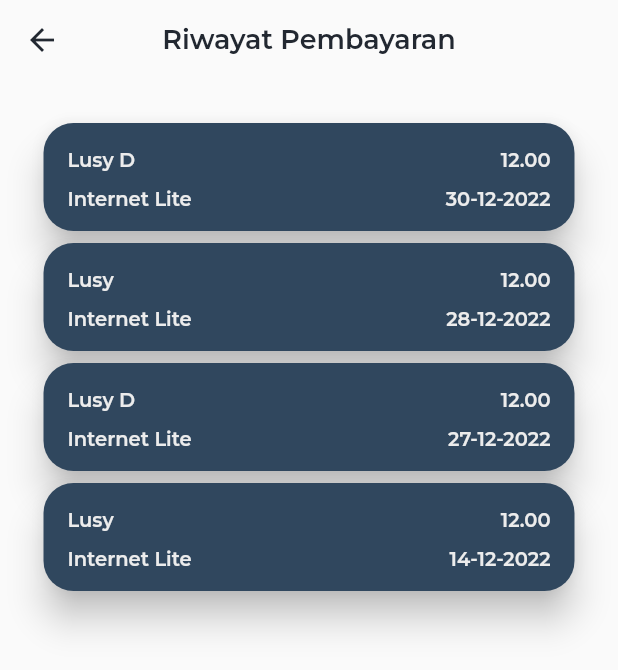
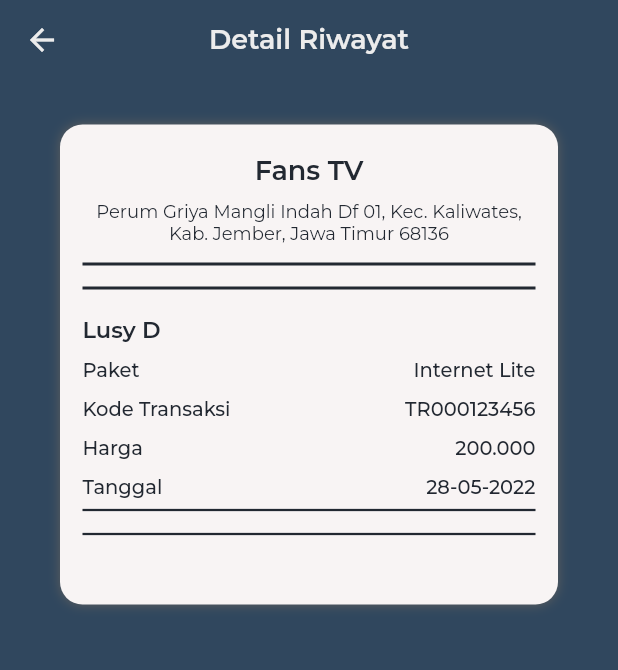
Before and after one commit to RioJavier15/projectMobile, a Flutter app: the Riwayat screen opened directly, after a tap on "Lusy D", on a phone screen of 412 x 824 dp. Shown: the top 670 px of the screen. Run offline on Flutter 3.47's test engine with Material 2 defaults, Android fonts, the phone set to English and light mode, and no system bars; our stand-ins replace carousel_slider, flutter_svg, google_fonts, percent_indicator.

Commit message:
perubahan navbar, pop up, riwayat, detail riwayat

```diff
--- a/projectmobile/lib/screen/Profile/components/faq.dart
+++ b/projectmobile/lib/screen/Profile/components/faq.dart
@@ -12,7 +12,8 @@ class Faq extends StatefulWidget {
 class _FaqState extends State<Faq> {
   @override
   Widget build(BuildContext context) {
-    return Scaffold(
+    return SafeArea(
+        child: Scaffold(
             appBar: PreferredSize(
               preferredSize: Size.fromHeight(53),
               child: AppBar(
@@ -44,7 +45,7 @@ class _FaqState extends State<Faq> {
                 separatorBuilder: (BuildContext context, int index) =>
                     const Divider(),
               ),
-        ));
+            )));
   }
 
   final List faq = [
--- a/projectmobile/lib/screen/Riwayat/components/DetailRiwayat.dart
+++ b/projectmobile/lib/screen/Riwayat/components/DetailRiwayat.dart
@@ -0,0 +1,163 @@
+import 'package:flutter/material.dart';
+import 'package:google_fonts/google_fonts.dart';
+import 'package:projectmobile/theme/theme.dart';
+
+class DetailRiwayat extends StatelessWidget {
+  const DetailRiwayat({super.key});
+
+  @override
+  Widget build(BuildContext context) {
+    return Scaffold(
+        backgroundColor: ButtonBackground,
+        appBar: PreferredSize(
+          preferredSize: Size.fromHeight(53),
+          child: AppBar(
+            centerTitle: true,
+            title: Text('Detail Riwayat',
+                style: GoogleFonts.montserrat(
+                    fontSize: 18,
+                    fontWeight: FontWeight.w600,
+                    color: TextButtonColor)),
+            backgroundColor: Colors.transparent,
+            elevation: 0,
+            leading: IconButton(
+              icon: Icon(Icons.arrow_back),
+              iconSize: 24,
+              color: TextButtonColor,
+              splashRadius: 20,
+              onPressed: () {
+                Navigator.pop(context);
+              },
+            ),
+          ),
+        ),
+        body: ListView(
+          children: [
+            Container(
+              height: 320,
+              margin: EdgeInsets.symmetric(vertical: 30, horizontal: 40),
+              decoration: BoxDecoration(
+                  borderRadius: BorderRadius.circular(15),
+                  color: Color(0xFFF8F4F4),
+                  boxShadow: [BoxShadow(blurRadius: 6, color: GreyColor)]),
+              child: Padding(
+                  padding: EdgeInsets.only(top: 20, left: 15, right: 15),
+                  child: Column(
+                    children: [
+                      Text(
+                        'Fans TV',
+                        style: AppbarStyle,
+                        textAlign: TextAlign.center,
+                      ),
+                      SizedBox(
+                        height: 8,
+                      ),
+                      Text(
+                        'Perum Griya Mangli Indah Df 01, Kec. Kaliwates, Kab. Jember, Jawa Timur 68136',
+                        style: GoogleFonts.montserrat(
+                          fontSize: 12,
+                          fontWeight: FontWeight.w400,
+                          color: blackColor,
+                        ),
+                        textAlign: TextAlign.center,
+                      ),
+                      SizedBox(
+                        height: 5,
+                      ),
+                      Divider(
+                        color: blackColor,
+                        thickness: 2,
+                      ),
+                      Divider(
+                        color: blackColor,
+                        thickness: 2,
+                      ),
+                      Padding(padding: EdgeInsets.only(top: 10)),
+                      Row(
+                        children: [
+                          Text(
+                            'Lusy D',
+                            textAlign: TextAlign.left,
+                            style: TextLoginRegister,
+                          ),
+                        ],
+                      ),
+                      SizedBox(
+                        height: 10,
+                      ),
+                      Row(
+                        mainAxisAlignment: MainAxisAlignment.spaceBetween,
+                        children: [
+                          Text(
+                            'Paket',
+                            style: struk,
+                          ),
+                          Text(
+                            'Internet Lite',
+                            style: struk,
+                          )
+                        ],
+                      ),
+                      SizedBox(
+                        height: 10,
+                      ),
+                      Row(
+                        mainAxisAlignment: MainAxisAlignment.spaceBetween,
+                        children: [
+                          Text(
+                            'Kode Transaksi',
+                            style: struk,
+                          ),
+                          Text(
+                            'TR000123456',
+                            style: struk,
+                          )
+                        ],
+                      ),
+                      SizedBox(
+                        height: 10,
+                      ),
+                      Row(
+                        mainAxisAlignment: MainAxisAlignment.spaceBetween,
+                        children: [
+                          Text(
+                            'Harga',
+                            style: struk,
+                          ),
+                          Text(
+                            '200.000',
+                            style: struk,
+                          )
+                        ],
+                      ),
+                      SizedBox(
+                        height: 10,
+                      ),
+                      Row(
+                        mainAxisAlignment: MainAxisAlignment.spaceBetween,
+                        children: [
+                          Text(
+                            'Tanggal',
+                            style: struk,
+                          ),
+                          Text(
+                            '28-05-2022',
+                            style: struk,
+                          )
+                        ],
+                      ),
+                      Divider(
+                        color: blackColor,
+                        thickness: 1.5,
+                      ),
+                      Divider(
+                        color: blackColor,
+                        thickness: 1.5,
+                      ),
+                    ],
+                  )),
+            )
+          ],
+        ));
+  }
+}
--- a/projectmobile/lib/screen/Riwayat/riwayat.dart
+++ b/projectmobile/lib/screen/Riwayat/riwayat.dart
@@ -20,67 +20,47 @@ class _RiwayatState extends State<Riwayat> {
           title: Text('Riwayat Pembayaran', style: AppbarStyle),
           backgroundColor: Colors.transparent,
           elevation: 0,
-          leading: IconButton(
-            icon: const Icon(Icons.arrow_back),
-            iconSize: 24,
-            color: blackColor,
-            splashRadius: 20,
-            onPressed: () {
-              Navigator.pop(context);
-            },
         ),
       ),
-      ),
-      body: Padding(
-          padding: EdgeInsets.all(25),
-          child: ListView.builder(
+      body: ListView.builder(
         itemCount: Riwayat.length,
         itemBuilder: (context, index) {
           return _buildExpandableTile(Riwayat[index], context);
         },
-          )),
+      ),
     );
   }
 
   final List Riwayat = [
-    {
-      "Nama": "Lusy D",
-      "Paket": "Internet Lite",
-      "Jam": "12.00",
-      "Tanggal": "30-12-2022"
-    },
-    {
-      "Nama": "Lusy",
-      "Paket": "Internet Lite",
-      "Jam": "12.00",
-      "Tanggal": "28-12-2022"
-    },
-    {
-      "Nama": "Lusy D",
-      "Paket": "Internet Lite",
-      "Jam": "12.00",
-      "Tanggal": "27-12-2022"
-    },
-    {
-      "Nama": "Lusy",
-      "Paket": "Internet Lite",
-      "Jam": "12.00",
-      "Tanggal": "14-12-2022"
-    }
+    {"Nama": "Lusy D", "Paket": "Internet Lite", "Tanggal": "30-12-2022"},
+    {"Nama": "Lusy", "Paket": "Internet Lite", "Tanggal": "28-12-2022"},
+    {"Nama": "Lusy D", "Paket": "Internet Lite", "Tanggal": "27-12-2022"},
+    {"Nama": "Lusy", "Paket": "Internet Lite", "Tanggal": "14-12-2022"},
+    {"Nama": "Lusy", "Paket": "Internet Lite", "Tanggal": "14-12-2022"},
+    {"Nama": "Lusy", "Paket": "Internet Lite", "Tanggal": "14-12-2022"},
+    {"Nama": "Lusy", "Paket": "Internet Lite", "Tanggal": "14-12-2022"},
+    {"Nama": "Lusy", "Paket": "Internet Lite", "Tanggal": "14-12-2022"},
+    {"Nama": "Lusy", "Paket": "Internet Lite", "Tanggal": "14-12-2022"},
+    {"Nama": "Lusy", "Paket": "Internet Lite", "Tanggal": "14-12-2022"},
   ];
 }
 
 Widget _buildExpandableTile(item, BuildContext context) {
-  return Container(
+  return Padding(
+      padding: EdgeInsets.symmetric(horizontal: 20),
+      child: Container(
           height: 80,
           child: Card(
             color: ButtonBackground,
-        shape: RoundedRectangleBorder(borderRadius: BorderRadius.circular(20)),
+            shape:
+                RoundedRectangleBorder(borderRadius: BorderRadius.circular(20)),
             elevation: 10,
             child: InkWell(
                 onTap: () {
-            //   Navigator.push(context,
-            //       MaterialPageRoute(builder: (context) => DetailRiwayat()));
+                  Navigator.push(
+                      context,
+                      MaterialPageRoute(
+                          builder: (context) => const DetailRiwayat()));
                 },
                 child: ListTile(
                   title: Padding(
@@ -89,16 +69,15 @@ Widget _buildExpandableTile(item, BuildContext context) {
                         mainAxisAlignment: MainAxisAlignment.spaceBetween,
                         children: [
                           Text(item['Nama'], style: ButtonTextStyle),
-                      Text(item['Jam'], style: ButtonTextStyle),
+                          Text(item['Tanggal'], style: ButtonTextStyle),
                         ],
                       )),
                   subtitle: Row(
                     mainAxisAlignment: MainAxisAlignment.spaceBetween,
                     children: [
                       Text(item['Paket'], style: ButtonTextStyle),
-                  Text(item['Tanggal'], style: ButtonTextStyle),
                     ],
                   ),
                 )),
-      ));
+          )));
 }
--- a/projectmobile/lib/theme/theme.dart
+++ b/projectmobile/lib/theme/theme.dart
@@ -13,6 +13,8 @@ Color black2Color = const Color(0xFF000000);
 Color primaryColor = const Color(0xFFFFFFFF);
 Color grey2Color = const Color(0xFFD9D9D9);
 Color white = Color(0xFFFFFFFF);
+Color red = Color(0xFFF27474);
+Color green = Color(0XFF7CEE53);
 
 TextStyle ButtonTextStyle = GoogleFonts.montserrat(
     color: TextButtonColor, fontSize: 13, fontWeight: FontWeight.w600);
@@ -31,7 +33,9 @@ TextStyle TextProfileStyle = GoogleFonts.montserrat(
 TextStyle TextFieldStyle2 = GoogleFonts.montserrat(
     color: blackColor, fontSize: 13, fontWeight: FontWeight.w600);
 TextStyle NavTextStyle = GoogleFonts.montserrat(
-    color: blackColor, fontSize: 13, fontWeight: FontWeight.w600);
+    color: blackColor, fontSize: 12, fontWeight: FontWeight.w500);
+TextStyle struk = GoogleFonts.montserrat(
+    color: blackColor, fontSize: 13, fontWeight: FontWeight.w500);
 
 TextStyle bottomNavText =
     GoogleFonts.poppins(color: grey2Color, fontSize: 12, fontWeight: bold);
```
Also changed, not shown: projectmobile/lib/notifikasi/Logout.dart (+22 -30 lines), projectmobile/lib/notifikasi/success.dart (+22 -22 lines), projectmobile/lib/screen/Profile/components/EditProfile.dart (+14 -3 lines), projectmobile/lib/screen/Profile/components/editpass.dart (+11 -3 lines), projectmobile/lib/screen/Profile/profile_screen.dart (+9 -15 lines), projectmobile/lib/screen/Riwayat/components/list_data.dart (deleted, +0 -68 lines), projectmobile/lib/screen/home/components/card_info_home.dart (+29 -19 lines), projectmobile/lib/screen/home/components/rekomendasi_card.dart (+4 -4 lines), projectmobile/lib/screen/home/home.dart (+9 -16 lines). Lines whose indentation alone changed are shown as unchanged.
